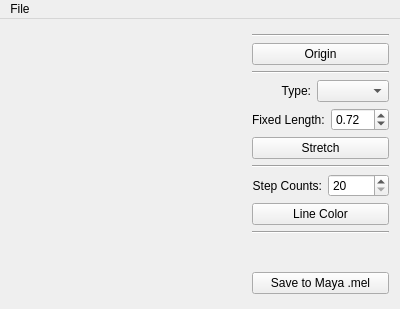
Above: mainwindow.ui from leeowen/tyre before the change. Below: the same form after it.
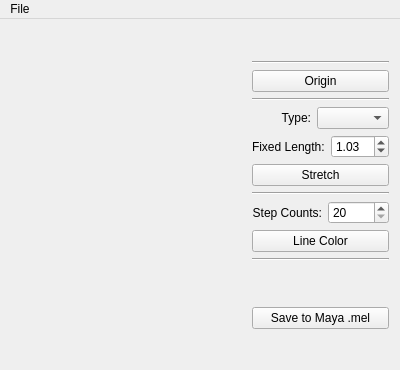
That is the form after the change. Custom widgets are drawn as their Qt base class.

Commit message: mel change color

The edit to the form file:
```diff
--- a/mainwindow.ui
+++ b/mainwindow.ui
@@ -7,7 +7,7 @@
     <x>0</x>
     <y>0</y>
     <width>400</width>
-    <height>309</height>
+    <height>370</height>
    </rect>
   </property>
   <property name="windowTitle">
@@ -111,13 +111,13 @@
            <double>0.000000000000000</double>
           </property>
           <property name="maximum">
-           <double>1.000000000000000</double>
+           <double>1.500000000000000</double>
           </property>
           <property name="singleStep">
            <double>0.010000000000000</double>
           </property>
           <property name="value">
-           <double>0.720000000000000</double>
+           <double>1.030000000000000</double>
           </property>
          </widget>
         </item>
```
The commit also changes 2 other files.
